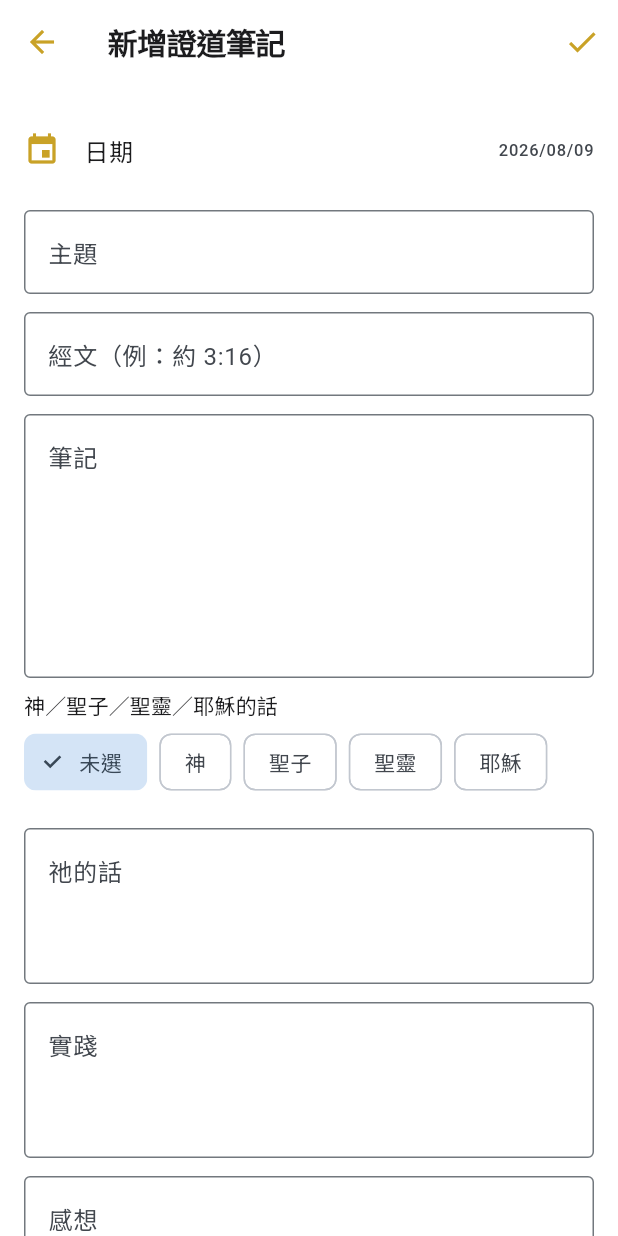
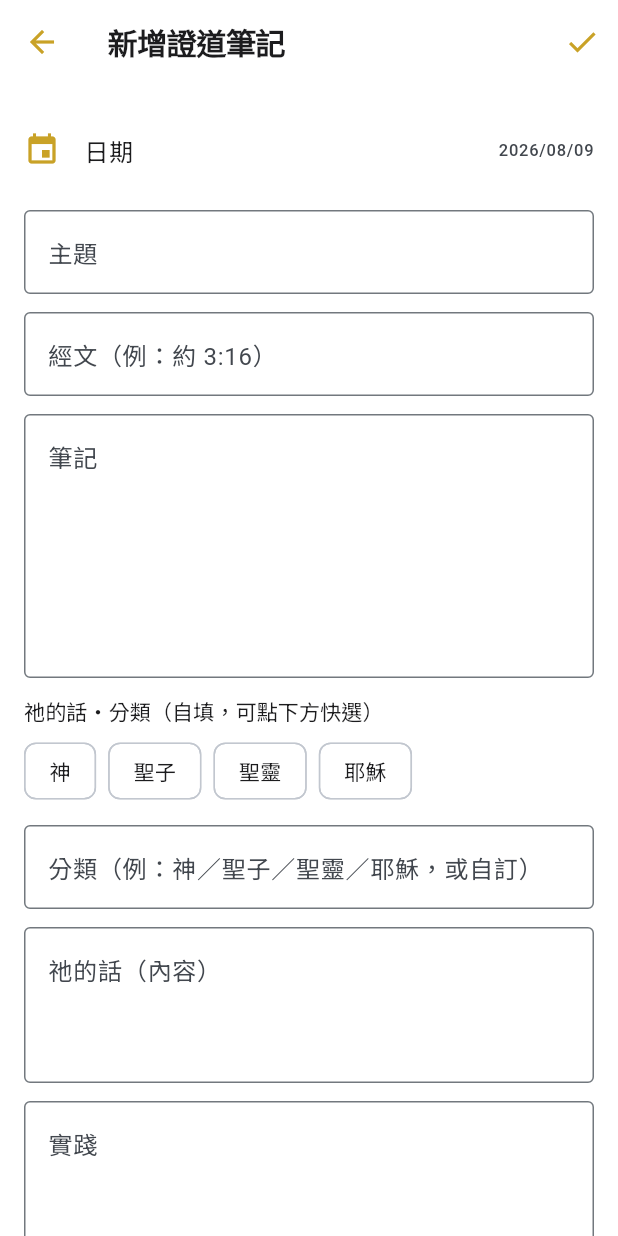
Before and after one commit to zhen-space/bible_app, a Flutter app: the SermonNoteEditor screen opened directly, on a phone screen of 412 x 824 dp. Run offline on Flutter 3.47's test engine with Material 3 defaults, Android fonts, the phone set to English and light mode, and no system bars; our stand-ins replace cloud_firestore, firebase_auth, firebase_core, flutter_riverpod, flutter_tts, google_sign_in and 6 more; missing offline and left inert: dart:js_interop, google_sign_in_web; accounts and stored records are empty.

Commit message:
證道筆記：「祂的話」分類改自填
原本分類固定只能選 神／聖子／聖靈／耶穌；改成自由輸入的文字欄，
保留那四個當快速點選捷徑（點了填入，仍可自訂）。匯入解析不再限定
固定選項，任何分類文字都保留。資料仍存原 trinity_who 欄（無需升 DB，
舊資料相容）。

Co-Authored-By: Claude Opus 4.8 <noreply@anthropic.com>
Claude-Session: https://claude.ai/code/session_01SkXxR652YX1KA9j7FuMJXU

```diff
--- a/lib/screens/sermon_notes_screen.dart
+++ b/lib/screens/sermon_notes_screen.dart
@@ -231,20 +231,20 @@ class SermonNoteEditor extends ConsumerStatefulWidget {
 class _SermonNoteEditorState extends ConsumerState<SermonNoteEditor> {
   late final Map<String, TextEditingController> _c;
   late int _date;
-  late String _who;
 
-  static const _whoOptions = ['', '神', '聖子', '聖靈', '耶穌'];
+  /// 分類快速點選捷徑（可自填其他值）。
+  static const _whoShortcuts = ['神', '聖子', '聖靈', '耶穌'];
 
   @override
   void initState() {
     super.initState();
     final e = widget.existing;
     _date = e?.date ?? DateTime.now().millisecondsSinceEpoch;
-    _who = e?.trinityWho ?? '';
     _c = {
       'title': TextEditingController(text: e?.title ?? ''),
       'scripture': TextEditingController(text: e?.scripture ?? ''),
       'content': TextEditingController(text: e?.content ?? ''),
+      'who': TextEditingController(text: e?.trinityWho ?? ''),
       'trinityWord': TextEditingController(text: e?.trinityWord ?? ''),
       'practice': TextEditingController(text: e?.practice ?? ''),
       'reflection': TextEditingController(text: e?.reflection ?? ''),
@@ -268,7 +268,7 @@ class _SermonNoteEditorState extends ConsumerState<SermonNoteEditor> {
       title: _c['title']!.text.trim(),
       scripture: _c['scripture']!.text.trim(),
       content: _c['content']!.text.trim(),
-      trinityWho: _who,
+      trinityWho: _c['who']!.text.trim(),
       trinityWord: _c['trinityWord']!.text.trim(),
       practice: _c['practice']!.text.trim(),
       reflection: _c['reflection']!.text.trim(),
@@ -333,23 +333,22 @@ class _SermonNoteEditorState extends ConsumerState<SermonNoteEditor> {
           _field('title', '主題'),
           _field('scripture', '經文（例：約 3:16）'),
           _field('content', '筆記', maxLines: 6),
-          const SizedBox(height: 8),
-          Text('神／聖子／聖靈／耶穌的話',
+          const SizedBox(height: 12),
+          Text('祂的話・分類（自填，可點下方快選）',
               style: Theme.of(context).textTheme.labelLarge),
-          const SizedBox(height: 4),
+          const SizedBox(height: 6),
           Wrap(
             spacing: 8,
             children: [
-              for (final w in _whoOptions)
-                ChoiceChip(
-                  label: Text(w.isEmpty ? '未選' : w),
-                  selected: _who == w,
-                  onSelected: (_) => setState(() => _who = w),
+              for (final w in _whoShortcuts)
+                ActionChip(
+                  label: Text(w),
+                  onPressed: () => setState(() => _c['who']!.text = w),
                 ),
             ],
           ),
-          const SizedBox(height: 8),
-          _field('trinityWord', '祂的話', maxLines: 3),
+          _field('who', '分類（例：神／聖子／聖靈／耶穌，或自訂）'),
+          _field('trinityWord', '祂的話（內容）', maxLines: 3),
           _field('practice', '實踐', maxLines: 3),
           _field('reflection', '感想', maxLines: 3),
           const SizedBox(height: 80),
--- a/lib/services/sermon_notes_io.dart
+++ b/lib/services/sermon_notes_io.dart
@@ -18,8 +18,6 @@ const _labelToField = {
   '實踐': 'practice',
   '感想': 'reflection',
 };
-
-const _whoOptions = {'神', '聖子', '聖靈', '耶穌'};
 
 String _fmtDate(int millis) {
   final d = DateTime.fromMillisecondsSinceEpoch(millis);
@@ -93,13 +91,12 @@ List<SermonNote> parseSermonNotes(String text) {
     String val(String k) => (m[k]?.join('\n') ?? '').trim();
     final hasAny = _labelToField.values.any((k) => val(k).isNotEmpty);
     if (!hasAny) return;
-    final who = val('who');
     notes.add(SermonNote(
       date: _parseDate(val('date')) ?? now,
       title: val('title'),
       scripture: val('scripture'),
       content: val('content'),
-      trinityWho: _whoOptions.contains(who) ? who : '',
+      trinityWho: val('who'), // 自填分類，不再限定固定選項
       trinityWord: val('word'),
       practice: val('practice'),
       reflection: val('reflection'),
```
Also changed, not shown: 1 other file.
